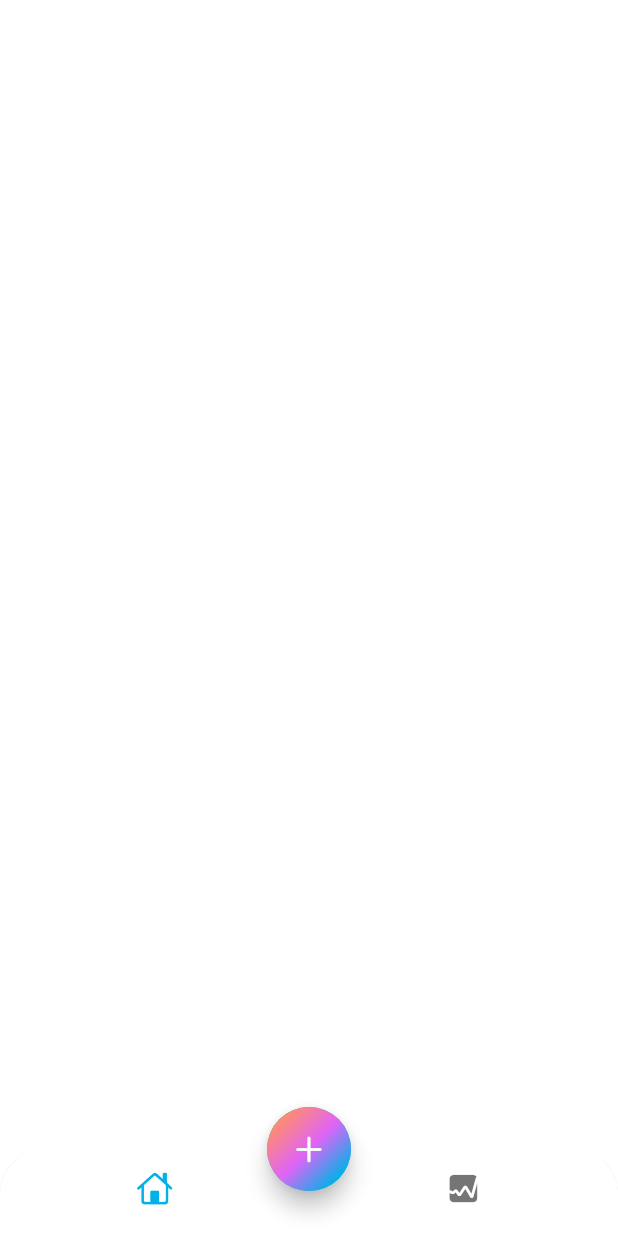
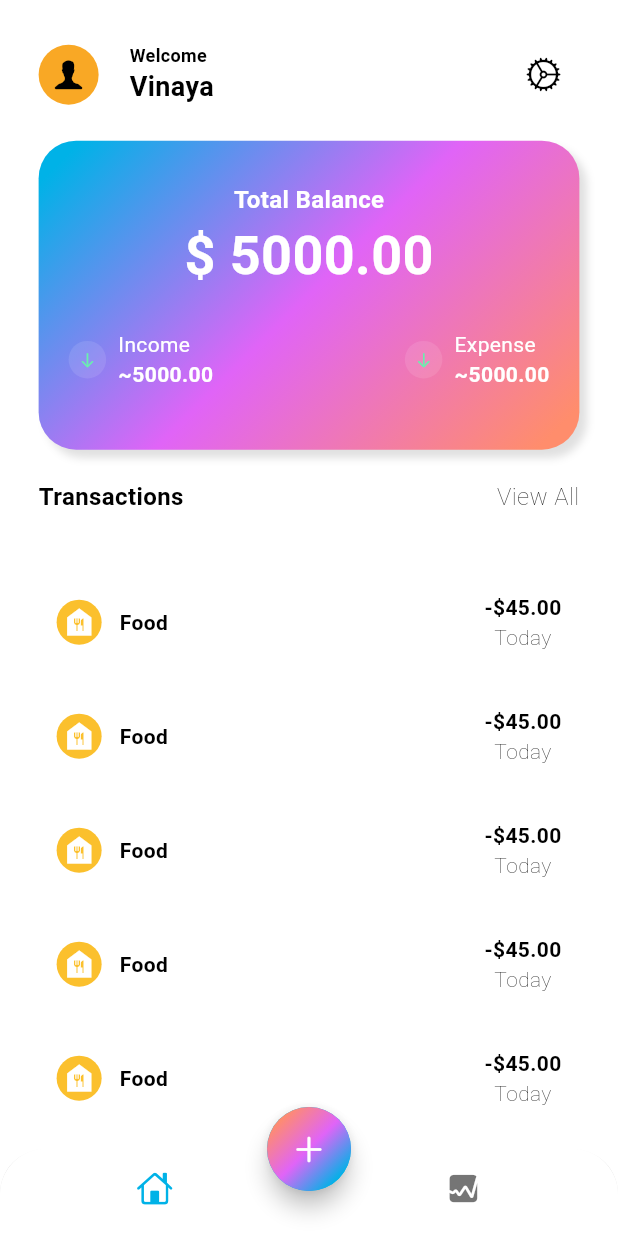
Before and after one commit to VinayaAugusthy/expendid, a Flutter app: the screen it shows after launch, on a phone screen of 412 x 824 dp. Run offline on Flutter 3.47's test engine with Material 3 defaults, Android fonts, the phone set to English and light mode, and no system bars.

Commit message:
home screen done

```diff
--- a/lib/views/home/views/home_screen.dart
+++ b/lib/views/home/views/home_screen.dart
@@ -1,5 +1,6 @@
 import 'dart:math';
 
+import 'package:expendid/views/home/views/main_screen.dart';
 import 'package:flutter/cupertino.dart';
 import 'package:flutter/material.dart';
 
@@ -50,6 +51,7 @@ class HomeScreen extends StatelessWidget {
           child: const Icon(CupertinoIcons.add),
         ),
       ),
+      body: const MainScreen(),
     );
   }
 }
--- /dev/null
+++ b/lib/views/home/views/main_screen.dart
@@ -0,0 +1,331 @@
+import 'dart:math';
+
+import 'package:flutter/cupertino.dart';
+import 'package:flutter/foundation.dart';
+import 'package:flutter/material.dart';
+import 'package:flutter/widgets.dart';
+
+class MainScreen extends StatelessWidget {
+  const MainScreen({super.key});
+
+  @override
+  Widget build(BuildContext context) {
+    Size size = MediaQuery.sizeOf(context);
+    return SafeArea(
+      child: Padding(
+        padding: EdgeInsets.symmetric(
+            horizontal: size.width / 16, vertical: size.width / 16),
+        child: Column(
+          children: [
+            Row(
+              mainAxisAlignment: MainAxisAlignment.spaceBetween,
+              children: [
+                Row(
+                  children: [
+                    Stack(
+                      alignment: Alignment.center,
+                      children: [
+                        Container(
+                          width: 40,
+                          height: 40,
+                          decoration: BoxDecoration(
+                            shape: BoxShape.circle,
+                            color: Colors.yellow[800],
+                          ),
+                        ),
+                        Icon(
+                          CupertinoIcons.person_alt,
+                          color: Theme.of(context).colorScheme.outline,
+                        )
+                      ],
+                    ),
+                    SizedBox(
+                      width: size.width / 20,
+                    ),
+                    Column(
+                      crossAxisAlignment: CrossAxisAlignment.start,
+                      children: [
+                        Text(
+                          'Welcome',
+                          style: TextStyle(
+                            fontWeight: FontWeight.w600,
+                            fontSize: 12,
+                            color: Theme.of(context).colorScheme.outline,
+                          ),
+                        ),
+                        Text(
+                          'Vinaya',
+                          style: TextStyle(
+                            fontWeight: FontWeight.bold,
+                            fontSize: 18,
+                            color: Theme.of(context).colorScheme.onBackground,
+                          ),
+                        ),
+                      ],
+                    ),
+                  ],
+                ),
+                IconButton(
+                  onPressed: () {},
+                  icon: const Icon(CupertinoIcons.settings),
+                )
+              ],
+            ),
+            const SizedBox(
+              height: 20,
+            ),
+            Container(
+              width: size.width,
+              height: size.height / 4,
+              decoration: BoxDecoration(
+                gradient: LinearGradient(colors: [
+                  Theme.of(context).colorScheme.primary,
+                  Theme.of(context).colorScheme.secondary,
+                  Theme.of(context).colorScheme.tertiary,
+                ], transform: const GradientRotation(pi / 4)),
+                borderRadius: BorderRadius.circular(25),
+                boxShadow: [
+                  BoxShadow(
+                    blurRadius: 4,
+                    color: Colors.grey.shade300,
+                    offset: const Offset(5, 5),
+                  )
+                ],
+              ),
+              child: Column(
+                mainAxisAlignment: MainAxisAlignment.center,
+                children: [
+                  const Text(
+                    'Total Balance',
+                    style: TextStyle(
+                      fontWeight: FontWeight.bold,
+                      fontSize: 16,
+                      color: Colors.white,
+                    ),
+                  ),
+                  const Text(
+                    '\$ 5000.00',
+                    style: TextStyle(
+                      fontWeight: FontWeight.bold,
+                      fontSize: 36,
+                      color: Colors.white,
+                    ),
+                  ),
+                  const SizedBox(
+                    height: 12,
+                  ),
+                  Padding(
+                    padding: const EdgeInsets.symmetric(
+                      vertical: 12,
+                      horizontal: 20,
+                    ),
+                    child: Row(
+                      mainAxisAlignment: MainAxisAlignment.spaceBetween,
+                      children: [
+                        Row(
+                          children: [
+                            Container(
+                              width: 25,
+                              height: 25,
+                              decoration: const BoxDecoration(
+                                color: Colors.white10,
+                                shape: BoxShape.circle,
+                              ),
+                              child: const Center(
+                                child: Icon(
+                                  CupertinoIcons.arrow_down,
+                                  color: Colors.greenAccent,
+                                  size: 12,
+                                ),
+                              ),
+                            ),
+                            const SizedBox(
+                              width: 8,
+                            ),
+                            const Column(
+                              crossAxisAlignment: CrossAxisAlignment.start,
+                              children: [
+                                Text(
+                                  'Income',
+                                  style: TextStyle(
+                                    fontWeight: FontWeight.w400,
+                                    fontSize: 14,
+                                    color: Colors.white,
+                                  ),
+                                ),
+                                Text(
+                                  '~5000.00',
+                                  style: TextStyle(
+                                    fontWeight: FontWeight.w600,
+                                    fontSize: 14,
+                                    color: Colors.white,
+                                  ),
+                                ),
+                              ],
+                            )
+                          ],
+                        ),
+                        Row(
+                          children: [
+                            Container(
+                              width: 25,
+                              height: 25,
+                              decoration: const BoxDecoration(
+                                color: Colors.white10,
+                                shape: BoxShape.circle,
+                              ),
+                              child: const Center(
+                                child: Icon(
+                                  CupertinoIcons.arrow_down,
+                                  color: Colors.greenAccent,
+                                  size: 12,
+                                ),
+                              ),
+                            ),
+                            const SizedBox(
+                              width: 8,
+                            ),
+                            const Column(
+                              crossAxisAlignment: CrossAxisAlignment.start,
+                              children: [
+                                Text(
+                                  'Expense',
+                                  style: TextStyle(
+                                    fontWeight: FontWeight.w400,
+                                    fontSize: 14,
+                                    color: Colors.white,
+                                  ),
+                                ),
+                                Text(
+                                  '~5000.00',
+                                  style: TextStyle(
+                                    fontWeight: FontWeight.w600,
+                                    fontSize: 14,
+                                    color: Colors.white,
+                                  ),
+                                ),
+                              ],
+                            )
+                          ],
+                        )
+                      ],
+                    ),
+                  )
+                ],
+              ),
+            ),
+            const SizedBox(
+              height: 20,
+            ),
+            Row(
+              mainAxisAlignment: MainAxisAlignment.spaceBetween,
+              children: [
+                Text(
+                  'Transactions',
+                  style: TextStyle(
+                    fontWeight: FontWeight.bold,
+                    fontSize: 16,
+                    color: Theme.of(context).colorScheme.onBackground,
+                  ),
+                ),
+                Text(
+                  'View All',
+                  style: TextStyle(
+                    fontWeight: FontWeight.w100,
+                    fontSize: 16,
+                    color: Theme.of(context).colorScheme.outline,
+                  ),
+                )
+              ],
+            ),
+            const SizedBox(
+              height: 40,
+            ),
+            Expanded(
+              child: ListView.builder(
+                itemCount: 10,
+                itemBuilder: (context, index) {
+                  return Padding(
+                    padding: const EdgeInsets.only(bottom: 12.0),
+                    child: Container(
+                      decoration: BoxDecoration(
+                        color: Colors.white,
+                        borderRadius: BorderRadius.circular(12),
+                      ),
+                      child: Padding(
+                        padding: const EdgeInsets.all(12.0),
+                        child: Row(
+                          mainAxisAlignment: MainAxisAlignment.spaceBetween,
+                          children: [
+                            Row(
+                              children: [
+                                Stack(
+                                  alignment: Alignment.center,
+                                  children: [
+                                    Container(
+                                      width: 30,
+                                      height: 30,
+                                      decoration: BoxDecoration(
+                                        color: Colors.yellow[700],
+                                        shape: BoxShape.circle,
+                                      ),
+                                    ),
+                                    const Icon(
+                                      Icons.food_bank,
+                                      color: Colors.white,
+                                    ),
+                                  ],
+                                ),
+                                const SizedBox(
+                                  width: 12,
+                                ),
+                                Text(
+                                  'Food',
+                                  style: TextStyle(
+                                    fontWeight: FontWeight.bold,
+                                    fontSize: 14,
+                                    color: Theme.of(context)
+                                        .colorScheme
+                                        .onBackground,
+                                  ),
+                                ),
+                              ],
+                            ),
+                            Column(
+                              children: [
+                                Text(
+                                  '-\$45.00',
+                                  style: TextStyle(
+                                    fontWeight: FontWeight.bold,
+                                    fontSize: 14,
+                                    color: Theme.of(context)
+                                        .colorScheme
+                                        .onBackground,
+                                  ),
+                                ),
+                                Text(
+                                  'Today',
+                                  style: TextStyle(
+                                    fontWeight: FontWeight.w100,
+                                    fontSize: 14,
+                                    color: Theme.of(context)
+                                        .colorScheme
+                                        .onBackground,
+                                  ),
+                                ),
+                              ],
+                            ),
+                          ],
+                        ),
+                      ),
+                    ),
+                  );
+                },
+              ),
+            )
+          ],
+        ),
+      ),
+    );
+  }
+}
```
